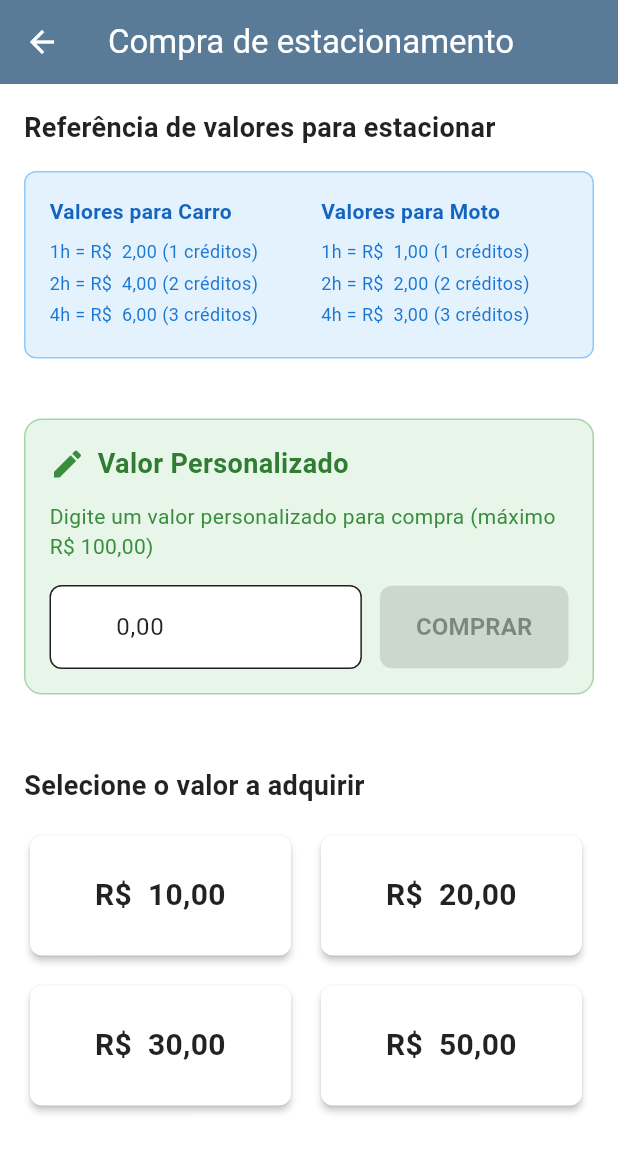
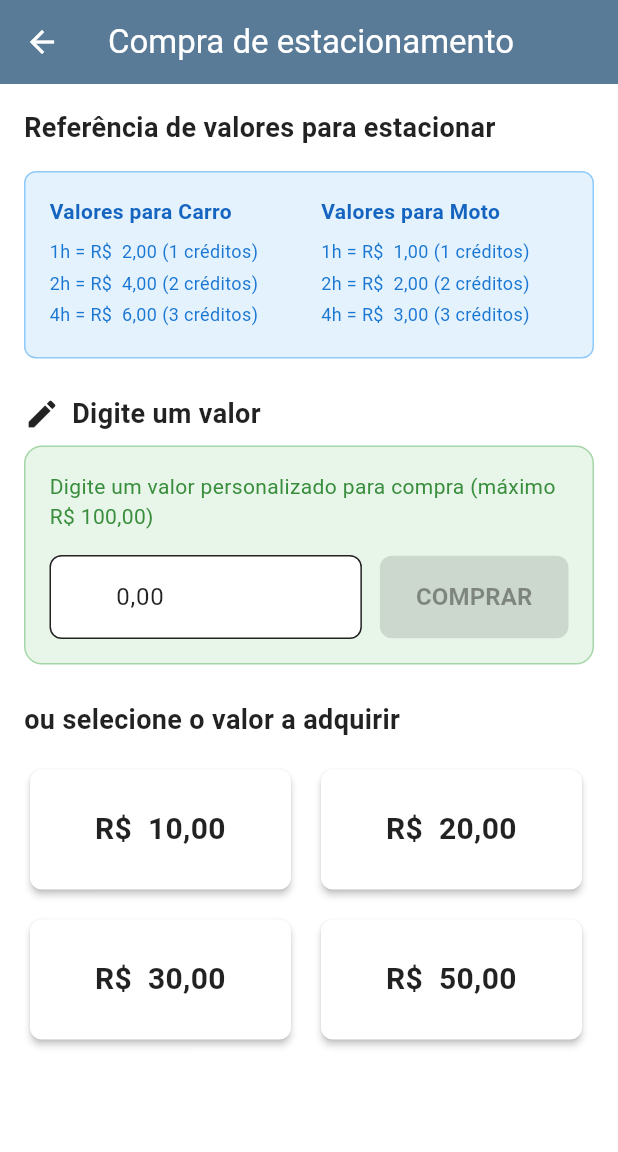
Before and after one commit to rdtecnologia/rotativo, a Flutter app: the ChooseValueScreen screen opened directly, on a phone screen of 412 x 824 dp. Shown: the top 1152 px of the screen. Run offline on Flutter 3.47's test engine with Material 3 defaults, Android fonts, the phone set to English and light mode, and no system bars; our stand-ins replace dio, flutter_form_builder, flutter_riverpod, flutter_secure_storage, fluttertoast, form_builder_validators and 5 more; missing offline and left inert: syncfusion_flutter_pdfviewer; accounts and stored records are empty.

Commit message:
Refactor ChooseValueScreen for improved readability and UI consistency
- Reformatted code for better readability by adjusting line breaks and indentation.
- Removed commented-out code sections to clean up the UI layout.
- Enhanced the input field and button styling for a more cohesive user experience.
- Updated debug logging to provide clearer insights during credit calculations and product selection.

```diff
--- a/lib/screens/purchase/choose_value_screen.dart
+++ b/lib/screens/purchase/choose_value_screen.dart
@@ -63,7 +63,8 @@ class _ChooseValueScreenState extends ConsumerState<ChooseValueScreen> {
     }
   }
 
-  void _selectProduct(BuildContext context, WidgetRef ref, ProductOption product) {
+  void _selectProduct(
+      BuildContext context, WidgetRef ref, ProductOption product) {
     ref.read(purchaseProvider.notifier).selectProduct(product);
 
     Navigator.push(
@@ -93,7 +94,8 @@ class _ChooseValueScreenState extends ConsumerState<ChooseValueScreen> {
         throw Exception('Produtos não encontrados na configuração');
       }
 
-      final vehicleProducts = products[widget.vehicleType.toString()] as List<dynamic>?;
+      final vehicleProducts =
+          products[widget.vehicleType.toString()] as List<dynamic>?;
       if (vehicleProducts == null || vehicleProducts.isEmpty) {
         throw Exception('Produtos para este tipo de veículo não encontrados');
       }
@@ -103,8 +105,6 @@ class _ChooseValueScreenState extends ConsumerState<ChooseValueScreen> {
 
       // Calcular quantos créditos o usuário deve receber pelo valor digitado
       final calculatedCredits = (_customValue! / pricePerCredit).round();
-
-
 
       if (kDebugMode) {
         print('🔍 DEBUG - Cálculo de créditos customizados:');
@@ -131,7 +131,6 @@ class _ChooseValueScreenState extends ConsumerState<ChooseValueScreen> {
           ),
         ),
       );
-
     } catch (e) {
       if (kDebugMode) {
         print('🔍 ERRO ao calcular créditos customizados: $e');
@@ -169,25 +168,25 @@ class _ChooseValueScreenState extends ConsumerState<ChooseValueScreen> {
       child: Column(
         crossAxisAlignment: CrossAxisAlignment.start,
         children: [
-          Row(
-            children: [
-              Icon(
-                Icons.edit,
-                color: Colors.green.shade700,
-                size: 24,
-              ),
-              const SizedBox(width: 8),
-              Text(
-                'Valor Personalizado',
-                style: TextStyle(
-                  fontSize: 18,
-                  fontWeight: FontWeight.bold,
-                  color: Colors.green.shade800,
-                ),
-              ),
-            ],
-          ),
-          const SizedBox(height: 12),
+          // Row(
+          //   children: [
+          //     Icon(
+          //       Icons.edit,
+          //       color: Colors.green.shade700,
+          //       size: 24,
+          //     ),
+          //     const SizedBox(width: 8),
+          //     Text(
+          //       'Digite um valor ',
+          //       style: TextStyle(
+          //         fontSize: 18,
+          //         fontWeight: FontWeight.bold,
+          //         color: Colors.green.shade800,
+          //       ),
+          //     ),
+          //   ],
+          // ),
+          //const SizedBox(height: 12),
           Text(
             'Digite um valor personalizado para compra (máximo R\$ 100,00)',
             style: TextStyle(
@@ -204,9 +203,11 @@ class _ChooseValueScreenState extends ConsumerState<ChooseValueScreen> {
                 child: TextFormField(
                   controller: _customValueController,
                   focusNode: _customValueFocusNode,
-                  keyboardType: const TextInputType.numberWithOptions(decimal: true),
+                  keyboardType:
+                      const TextInputType.numberWithOptions(decimal: true),
                   inputFormatters: [
-                    FilteringTextInputFormatter.allow(RegExp(r'^\d*\.?\d{0,2}')),
+                    FilteringTextInputFormatter.allow(
+                        RegExp(r'^\d*\.?\d{0,2}')),
                   ],
                   decoration: InputDecoration(
                     hintText: '0,00',
@@ -214,13 +215,17 @@ class _ChooseValueScreenState extends ConsumerState<ChooseValueScreen> {
                     border: OutlineInputBorder(
                       borderRadius: BorderRadius.circular(8),
                       borderSide: BorderSide(
-                        color: _isCustomValueValid ? Colors.green : Colors.grey.shade400,
+                        color: _isCustomValueValid
+                            ? Colors.green
+                            : Colors.grey.shade400,
                       ),
                     ),
                     focusedBorder: OutlineInputBorder(
                       borderRadius: BorderRadius.circular(8),
                       borderSide: BorderSide(
-                        color: _isCustomValueValid ? Colors.green : Theme.of(context).primaryColor,
+                        color: _isCustomValueValid
+                            ? Colors.green
+                            : Theme.of(context).primaryColor,
                         width: 2,
                       ),
                     ),
@@ -234,7 +239,8 @@ class _ChooseValueScreenState extends ConsumerState<ChooseValueScreen> {
                     ),
                     filled: true,
                     fillColor: Colors.white,
-                    contentPadding: const EdgeInsets.symmetric(horizontal: 16, vertical: 16),
+                    contentPadding: const EdgeInsets.symmetric(
+                        horizontal: 16, vertical: 16),
                   ),
                   onChanged: (value) {
                     _validateCustomValue();
@@ -243,11 +249,14 @@ class _ChooseValueScreenState extends ConsumerState<ChooseValueScreen> {
               ),
               const SizedBox(width: 12),
               ElevatedButton(
-                onPressed: _isCustomValueValid ? () => _purchaseCustomValue(context, ref) : null,
+                onPressed: _isCustomValueValid
+                    ? () => _purchaseCustomValue(context, ref)
+                    : null,
                 style: ElevatedButton.styleFrom(
                   backgroundColor: Colors.green,
                   foregroundColor: Colors.white,
-                  padding: const EdgeInsets.symmetric(horizontal: 24, vertical: 16),
+                  padding:
+                      const EdgeInsets.symmetric(horizontal: 24, vertical: 16),
                   shape: RoundedRectangleBorder(
                     borderRadius: BorderRadius.circular(8),
                   ),
@@ -287,114 +296,6 @@ class _ChooseValueScreenState extends ConsumerState<ChooseValueScreen> {
                   ),
                 ),
               ],
-            ),
-          ],
-
-                    // Informação sobre créditos
-          if (_isCustomValueValid && _customValue != null) ...[
-            const SizedBox(height: 12),
-            Container(
-              padding: const EdgeInsets.all(12),
-              decoration: BoxDecoration(
-                color: Colors.white,
-                borderRadius: BorderRadius.circular(8),
-                border: Border.all(color: Colors.green.shade300),
-              ),
-              child: Column(
-                crossAxisAlignment: CrossAxisAlignment.start,
-                children: [
-                  Row(
-                    children: [
-                      Icon(
-                        Icons.info_outline,
-                        color: Colors.green.shade700,
-                        size: 20,
-                      ),
-                      const SizedBox(width: 8),
-                      Expanded(
-                        child: Text(
-                          'Informações da Compra',
-                          style: TextStyle(
-                            fontSize: 14,
-                            color: Colors.green.shade700,
-                            fontWeight: FontWeight.bold,
-                          ),
-                        ),
-                      ),
-                    ],
-                  ),
-                  const SizedBox(height: 8),
-                  FutureBuilder<Map<String, dynamic>>(
-                    future: DynamicAppConfig.purchase,
-                    builder: (context, snapshot) {
-                      if (snapshot.connectionState == ConnectionState.waiting) {
-                        return const Text(
-                          'Calculando créditos...',
-                          style: TextStyle(fontSize: 12, color: Colors.grey),
-                        );
-                      }
-
-                      if (snapshot.hasError || !snapshot.hasData) {
-                        return Text(
-                          'Você receberá aproximadamente ${_customValue!.round()} créditos por R\$ ${AppFormatters.formatCurrency(_customValue!)}',
-                          style: TextStyle(
-                            fontSize: 12,
-                            color: Colors.green.shade700,
-                          ),
-                        );
-                      }
-
-                      try {
-                        final purchaseConfig = snapshot.data!;
-                        final products = purchaseConfig['products'] as Map<String, dynamic>?;
-
-                        if (products != null) {
-                          final vehicleProducts = products[widget.vehicleType.toString()] as List<dynamic>?;
-
-                          if (vehicleProducts != null && vehicleProducts.isNotEmpty) {
-                            double totalPrice = 0;
-                            int totalCredits = 0;
-
-                            for (final product in vehicleProducts) {
-                              final price = (product['price'] as num).toDouble();
-                              final credits = product['credits'] as int;
-                              totalPrice += price;
-                              totalCredits += credits;
-                            }
-
-                            final pricePerCredit = totalPrice / totalCredits;
-                            final calculatedCredits = (_customValue! / pricePerCredit).round();
-
-                            return Text(
-                              'Você receberá $calculatedCredits créditos por R\$ ${AppFormatters.formatCurrency(_customValue!)} (R\$ ${pricePerCredit.toStringAsFixed(2)} por crédito)',
-                              style: TextStyle(
-                                fontSize: 12,
-                                color: Colors.green.shade700,
-                              ),
-                            );
-                          }
-                        }
-
-                        return Text(
-                          'Você receberá aproximadamente ${_customValue!.round()} créditos por R\$ ${AppFormatters.formatCurrency(_customValue!)}',
-                          style: TextStyle(
-                            fontSize: 12,
-                            color: Colors.green.shade700,
-                          ),
-                        );
-                      } catch (e) {
-                        return Text(
-                          'Você receberá aproximadamente ${_customValue!.round()} créditos por R\$ ${AppFormatters.formatCurrency(_customValue!)}',
-                          style: TextStyle(
-                            fontSize: 12,
-                            color: Colors.green.shade700,
-                          ),
-                        );
-                      }
-                    },
-                  ),
-                ],
-              ),
             ),
           ],
         ],
@@ -566,15 +467,32 @@ class _ChooseValueScreenState extends ConsumerState<ChooseValueScreen> {
                 data: (parkingRules) => _buildParkingRulesInfo(parkingRules),
               ),
 
-              const SizedBox(height: 24),
+              const SizedBox(height: 8),
+
+              Row(
+                children: [
+                  Icon(
+                    Icons.edit,
+                    size: 24,
+                  ),
+                  const SizedBox(width: 8),
+                  Text(
+                    'Digite um valor ',
+                    style: TextStyle(
+                      fontSize: 18,
+                      fontWeight: FontWeight.bold,
+                    ),
+                  ),
+                ],
+              ),
+
+              const SizedBox(height: 8),
 
               // Seção de valor customizado
               _buildCustomValueSection(),
 
-              const SizedBox(height: 24),
-
               const Text(
-                'Selecione o valor a adquirir',
+                'ou selecione o valor a adquirir',
                 style: TextStyle(
                   fontSize: 18,
                   fontWeight: FontWeight.bold,
@@ -625,10 +543,13 @@ class _ChooseValueScreenState extends ConsumerState<ChooseValueScreen> {
                   ),
                 ),
                 data: (config) {
-                  final products = config.getProductsForVehicleType(widget.vehicleType);
+                  final products =
+                      config.getProductsForVehicleType(widget.vehicleType);
 
-                  print('🔍 ChooseValueScreen - Products found: ${products.length}');
-                  print('🔍 ChooseValueScreen - Vehicle type: ${widget.vehicleType}');
+                  print(
+                      '🔍 ChooseValueScreen - Products found: ${products.length}');
+                  print(
+                      '🔍 ChooseValueScreen - Vehicle type: ${widget.vehicleType}');
 
                   if (products.isEmpty) {
                     return const Center(
@@ -658,7 +579,8 @@ class _ChooseValueScreenState extends ConsumerState<ChooseValueScreen> {
                     spacing: 12,
                     runSpacing: 12,
                     children: products.map((product) {
-                      print('🔍 ChooseValueScreen - Building card for product: ${product.credits} créditos, R\$ ${product.price}');
+                      print(
+                          '🔍 ChooseValueScreen - Building card for product: ${product.credits} créditos, R\$ ${product.price}');
                       return SizedBox(
                         width: (MediaQuery.of(context).size.width - 48) / 2,
                         child: _buildProductCard(context, ref, product, null),
```
Lines whose indentation alone changed are shown as unchanged.
